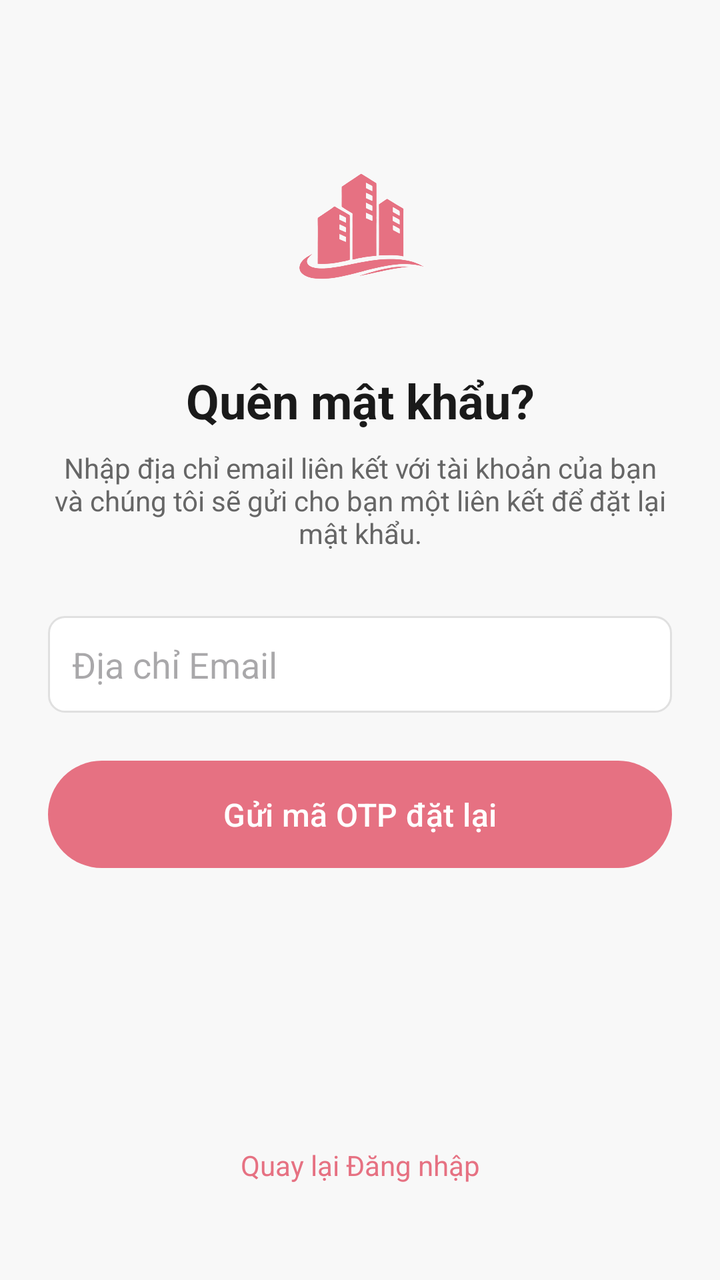
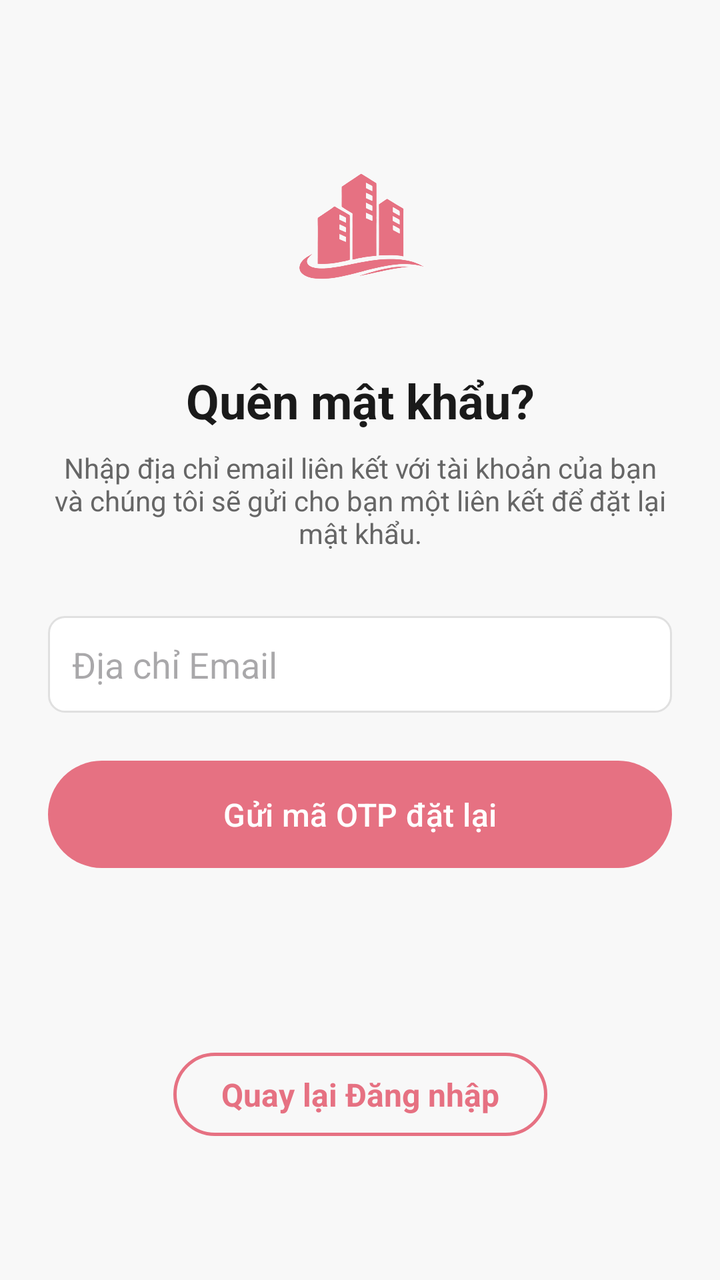

Two renders of the same Android screen: before a commit and after it. Below are the layout's source before the change and the commit's diff.
<!-- AndroidManifest.xml: application theme Theme.Apt -->
<!-- res/layout/fragment_forgotpassword_email.xml -->
<?xml version="1.0" encoding="utf-8"?>
<androidx.constraintlayout.widget.ConstraintLayout xmlns:android="http://schemas.android.com/apk/res/android"
    xmlns:app="http://schemas.android.com/apk/res-auto"
    xmlns:tools="http://schemas.android.com/tools"
    android:layout_width="match_parent"
    android:layout_height="match_parent"
    android:background="@color/background_color"
    android:padding="24dp"
    tools:context=".fragments.auth.ForgotEmailFragment">

    <ImageView
        android:id="@+id/iv_app_logo"
        android:layout_width="80dp"
        android:layout_height="80dp"
        android:layout_marginTop="48dp"
        android:src="@drawable/img_logo"
        app:layout_constraintEnd_toEndOf="parent"
        app:layout_constraintStart_toStartOf="parent"
        app:layout_constraintTop_toTopOf="parent"
        app:tint="@color/primary"
        tools:ignore="ContentDescription" />

    <TextView
        android:id="@+id/tv_title"
        android:layout_width="wrap_content"
        android:layout_height="wrap_content"
        android:layout_marginTop="32dp"
        android:text="Quên mật khẩu?"
        android:textColor="@color/text_title"
        android:textSize="24sp"
        android:textStyle="bold"
        app:layout_constraintEnd_toEndOf="parent"
        app:layout_constraintStart_toStartOf="parent"
        app:layout_constraintTop_toBottomOf="@+id/iv_app_logo" />

    <TextView
        android:id="@+id/tv_description"
        android:layout_width="0dp"
        android:layout_height="wrap_content"
        android:layout_marginTop="8dp"
        android:gravity="center"
        android:text="Nhập địa chỉ email liên kết với tài khoản của bạn và chúng tôi sẽ gửi cho bạn một liên kết để đặt lại mật khẩu."
        android:textColor="@color/text_body"
        android:textSize="14sp"
        app:layout_constraintEnd_toEndOf="parent"
        app:layout_constraintStart_toStartOf="parent"
        app:layout_constraintTop_toBottomOf="@+id/tv_title" />

    <EditText
        android:id="@+id/et_email"
        android:layout_width="0dp"
        android:layout_height="wrap_content"
        android:layout_marginTop="32dp"
        android:background="@drawable/bg_edittext_selector"
        android:drawablePadding="12dp"
        android:hint="Địa chỉ Email"
        android:inputType="textEmailAddress"
        android:padding="12dp"
        android:textColor="@color/text_title"
        app:layout_constraintEnd_toEndOf="parent"
        app:layout_constraintStart_toStartOf="parent"
        app:layout_constraintTop_toBottomOf="@+id/tv_description" />

    <Button
        android:id="@+id/btn_send_reset_otp"
        android:layout_width="0dp"
        android:layout_height="wrap_content"
        app:backgroundTint="@null"

        android:background="@drawable/bg_button_auth"
        android:layout_marginTop="24dp"
        android:paddingVertical="12dp"
        android:text="Gửi mã OTP đặt lại"
        android:textAllCaps="false"
        android:textSize="16sp"
        app:layout_constraintEnd_toEndOf="parent"
        app:layout_constraintStart_toStartOf="parent"
        app:layout_constraintTop_toBottomOf="@+id/et_email" />

    <TextView
        android:id="@+id/tv_back_to_login"
        android:layout_width="wrap_content"
        android:layout_height="wrap_content"
        android:layout_marginBottom="24dp"
        android:text="Quay lại Đăng nhập"
        android:textColor="@color/primary"
        android:textSize="14sp"
        app:layout_constraintBottom_toBottomOf="parent"
        app:layout_constraintEnd_toEndOf="parent"
        app:layout_constraintStart_toStartOf="parent" />

</androidx.constraintlayout.widget.ConstraintLayout>
<!-- resources referenced by this layout -->
<resources>
  <color name="background_color">#F8F8F8</color>
  <color name="primary">#E67182</color>
  <color name="text_body">#666666</color>
  <color name="text_title">#1A1A1A</color>
  <!-- drawable bg_button_auth (drawable) -->
  <?xml version="1.0" encoding="utf-8"?>
  <ripple xmlns:android="http://schemas.android.com/apk/res/android"
      android:color="#40FFFFFF">
      <item>
          <shape android:shape="rectangle">
              <solid android:color="@color/primary" />
              <corners android:radius="32dp" />
          </shape>
      </item>
  
  </ripple>
  <!-- drawable bg_edittext_selector (drawable) -->
  <?xml version="1.0" encoding="utf-8"?>
  <selector xmlns:android="http://schemas.android.com/apk/res/android">
      <item android:drawable="@drawable/bg_edittext_focused" android:state_focused="true"/>
      <item android:drawable="@drawable/bg_edittext"/>
  </selector>
  <!-- drawable img_logo: png bitmap (drawable, 193190 bytes) -->
  <style name="Theme.Apt" parent="Base.Theme.Apt" />
  <!-- drawable bg_edittext_focused (drawable) -->
  <?xml version="1.0" encoding="utf-8"?>
  <shape xmlns:android="http://schemas.android.com/apk/res/android"
      android:shape="rectangle">
      <solid android:color="@android:color/white" />
      <corners android:radius="8dp" />
      <stroke android:width="2dp" android:color="@color/primary" />
  </shape>
  <!-- drawable bg_edittext (drawable) -->
  <?xml version="1.0" encoding="utf-8"?>
  <shape xmlns:android="http://schemas.android.com/apk/res/android"
      android:shape="rectangle">
      <solid android:color="@android:color/white" />
      <corners android:radius="8dp" />
      <stroke android:width="1dp" android:color="#E0E0E0" />
  </shape>
  <style name="Base.Theme.Apt" parent="Theme.Material3.DayNight.NoActionBar">
          
          
      </style>
</resources>

<!-- the commit's change to res/layout/fragment_forgotpassword_email.xml (unified diff, before → after) -->
@@ -81,10 +81,18 @@
         android:id="@+id/tv_back_to_login"
         android:layout_width="wrap_content"
         android:layout_height="wrap_content"
-        android:layout_marginBottom="24dp"
+        android:layout_marginBottom="48dp"
         android:text="Quay lại Đăng nhập"
         android:textColor="@color/primary"
-        android:textSize="14sp"
+        android:textSize="16sp"
+        android:textStyle="bold"
+        android:background="@drawable/bg_back_to_login"
+        android:clickable="true"
+        android:focusable="true"
+        android:paddingHorizontal="24dp"
+        android:paddingVertical="10dp"
+        android:minWidth="48dp"
+        android:minHeight="36dp"
         app:layout_constraintBottom_toBottomOf="parent"
         app:layout_constraintEnd_toEndOf="parent"
         app:layout_constraintStart_toStartOf="parent" />
<!-- resource entries referenced after the edit -->
@@ -4,6 +4,20 @@
   <color name="primary">#E67182</color>
   <color name="text_body">#666666</color>
   <color name="text_title">#1A1A1A</color>
+  <!-- drawable bg_back_to_login (drawable) -->
+  <?xml version="1.0" encoding="utf-8"?>
+  <ripple xmlns:android="http://schemas.android.com/apk/res/android"
+      android:color="#20000000">
+      <item>
+          <shape android:shape="rectangle">
+              <solid android:color="@android:color/transparent" />
+              <stroke
+                  android:width="1.5dp"
+                  android:color="@color/primary" />
+              <corners android:radius="24dp" />
+          </shape>
+      </item>
+  </ripple>
   <!-- drawable bg_button_auth (drawable) -->
   <?xml version="1.0" encoding="utf-8"?>
   <ripple xmlns:android="http://schemas.android.com/apk/res/android"
